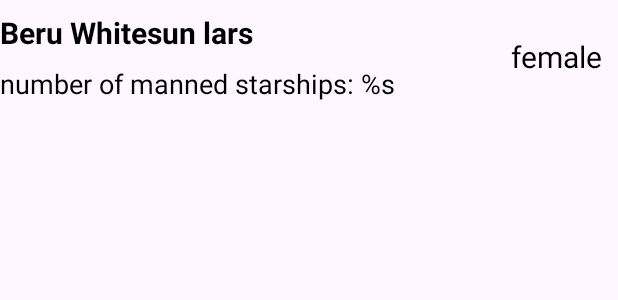
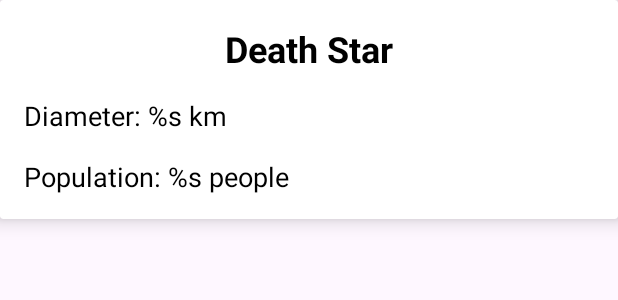
Before and after one commit to passerby29/MontekristTestProject, an Android app: the layout item_planet_info.xml on its own in the app's theme, with its tools: preview values and no code run, on a phone screen of 412 x 824 dp. Shown: the top 300 px of the screen. Run offline under Robolectric (Android 15) with nearby library versions, the phone set to English and light mode, and no system bars.

Commit message:
finished showing data to rv

```diff
--- a/app/src/main/java/dev/passerby/montekristtestproject/presentation/adapters/PersonInfoAdapter.kt
+++ b/app/src/main/java/dev/passerby/montekristtestproject/presentation/adapters/person/PersonInfoAdapter.kt
@@ -1,4 +1,4 @@
-package dev.passerby.montekristtestproject.presentation.adapters
+package dev.passerby.montekristtestproject.presentation.adapters.person
 
 import android.content.Context
 import android.view.LayoutInflater
--- a/app/src/main/java/dev/passerby/montekristtestproject/presentation/adapters/PersonInfoDiffCallback.kt
+++ b/app/src/main/java/dev/passerby/montekristtestproject/presentation/adapters/person/PersonInfoDiffCallback.kt
@@ -1,4 +1,4 @@
-package dev.passerby.montekristtestproject.presentation.adapters
+package dev.passerby.montekristtestproject.presentation.adapters.person
 
 import androidx.recyclerview.widget.DiffUtil
 import dev.passerby.montekristtestproject.domain.models.PersonInfo
--- a/app/src/main/java/dev/passerby/montekristtestproject/presentation/adapters/PersonInfoViewHolder.kt
+++ b/app/src/main/java/dev/passerby/montekristtestproject/presentation/adapters/person/PersonInfoViewHolder.kt
@@ -1,4 +1,4 @@
-package dev.passerby.montekristtestproject.presentation.adapters
+package dev.passerby.montekristtestproject.presentation.adapters.person
 
 import androidx.recyclerview.widget.RecyclerView
 import dev.passerby.montekristtestproject.databinding.ItemPersonInfoBinding
--- a/app/src/main/java/dev/passerby/montekristtestproject/presentation/fragments/PersonFragment.kt
+++ b/app/src/main/java/dev/passerby/montekristtestproject/presentation/fragments/PersonFragment.kt
@@ -8,7 +8,7 @@ import androidx.fragment.app.Fragment
 import androidx.lifecycle.ViewModelProvider
 import androidx.recyclerview.widget.LinearLayoutManager
 import dev.passerby.montekristtestproject.databinding.FragmentPersonBinding
-import dev.passerby.montekristtestproject.presentation.adapters.PersonInfoAdapter
+import dev.passerby.montekristtestproject.presentation.adapters.person.PersonInfoAdapter
 import dev.passerby.montekristtestproject.presentation.viewmodels.MainViewModel
 
 class PersonFragment : Fragment() {
--- a/app/src/main/res/layout/item_planet_info.xml
+++ b/app/src/main/res/layout/item_planet_info.xml
@@ -1,45 +1,54 @@
 <?xml version="1.0" encoding="utf-8"?>
-<LinearLayout xmlns:android="http://schemas.android.com/apk/res/android"
+<androidx.cardview.widget.CardView xmlns:android="http://schemas.android.com/apk/res/android"
+    xmlns:app="http://schemas.android.com/apk/res-auto"
     xmlns:tools="http://schemas.android.com/tools"
     android:layout_width="match_parent"
-    android:layout_height="wrap_content"
-    android:gravity="center"
-    android:orientation="horizontal">
+    app:cardElevation="8dp"
+    android:layout_height="wrap_content">
 
-    <LinearLayout
+    <androidx.constraintlayout.widget.ConstraintLayout
         android:layout_width="match_parent"
-        android:layout_height="wrap_content"
-        android:layout_marginVertical="8dp"
-        android:layout_marginEnd="16dp"
-        android:layout_weight="1"
-        android:orientation="vertical">
+        android:layout_height="wrap_content">
 
         <TextView
-            android:id="@+id/personNameTextView"
-            android:layout_width="wrap_content"
+            android:id="@+id/planetNameTextView"
+            android:layout_width="0dp"
             android:layout_height="wrap_content"
             android:textColor="@color/black"
-            android:textSize="20sp"
+            android:textSize="24sp"
+            android:gravity="center"
+            android:layout_margin="16dp"
             android:textStyle="bold"
-            tools:text="Beru Whitesun lars" />
+            app:layout_constraintEnd_toEndOf="parent"
+            app:layout_constraintStart_toStartOf="parent"
+            app:layout_constraintTop_toTopOf="parent"
+            tools:text="Death Star" />
 
         <TextView
-            android:id="@+id/personStarshipsTextView"
-            android:layout_width="wrap_content"
+            android:id="@+id/planetDiameterTextView"
+            android:layout_width="0dp"
             android:layout_height="wrap_content"
-            android:layout_marginTop="8dp"
+            android:layout_margin="16dp"
             android:textColor="@color/black"
             android:textSize="18sp"
-            tools:text="@string/starships_template" />
-    </LinearLayout>
+            app:layout_constraintEnd_toEndOf="parent"
+            app:layout_constraintStart_toStartOf="parent"
+            app:layout_constraintTop_toBottomOf="@+id/planetNameTextView"
+            tools:text="@string/planet_diameter_template" />
 
-    <TextView
-        android:id="@+id/personGenderTextView"
-        android:layout_width="match_parent"
-        android:layout_height="wrap_content"
-        android:layout_weight="4"
-        android:gravity="center"
-        android:textColor="@color/black"
-        android:textSize="20sp"
-        tools:text="female" />
-</LinearLayout>
+        <TextView
+            android:id="@+id/planetPopulationTextView"
+            android:layout_width="0dp"
+            android:layout_height="wrap_content"
+            android:layout_margin="16dp"
+            android:textColor="@color/black"
+            android:textSize="18sp"
+            app:layout_constraintBottom_toBottomOf="parent"
+            app:layout_constraintEnd_toEndOf="parent"
+            app:layout_constraintStart_toStartOf="parent"
+            app:layout_constraintTop_toBottomOf="@+id/planetDiameterTextView"
+            tools:text="@string/planet_population_template" />
+
+    </androidx.constraintlayout.widget.ConstraintLayout>
+
+</androidx.cardview.widget.CardView>
--- a/app/src/main/res/values/colors.xml
+++ b/app/src/main/res/values/colors.xml
@@ -2,4 +2,6 @@
 <resources>
     <color name="black">#FF000000</color>
     <color name="white">#FFFFFFFF</color>
+    <color name="text_color_add">#80393939</color>
+    <color name="text_color_main">#393939</color>
 </resources>
--- a/app/src/main/res/values/strings.xml
+++ b/app/src/main/res/values/strings.xml
@@ -1,9 +1,9 @@
 <resources>
     <string name="app_name">MontekristTestProject</string>
     <string name="starships_template">number of manned starships: %s</string>
-    <color name="text_color_add">#80393939</color>
-    <color name="text_color_main">#393939</color>
-    <string name="passengers_template">Passengers: 843342</string>
+    <string name="starship_passengers_template">Passengers: %s</string>
     <string name="starship_manufacturer_template">Manufacturer: %s</string>
     <string name="starship_model_template">Model: %s</string>
+    <string name="planet_diameter_template">Diameter: %s km</string>
+    <string name="planet_population_template">Population: %s people</string>
 </resources>
```
Also changed, not shown: app/src/main/java/dev/passerby/montekristtestproject/presentation/adapters/planet/PlanetInfoAdapter.kt (added, +40 -0 lines), app/src/main/java/dev/passerby/montekristtestproject/presentation/adapters/planet/PlanetInfoDiffCallback.kt (added, +14 -0 lines), app/src/main/java/dev/passerby/montekristtestproject/presentation/adapters/planet/PlanetInfoViewHolder.kt (added, +8 -0 lines), app/src/main/java/dev/passerby/montekristtestproject/presentation/adapters/starship/StarshipInfoAdapter.kt (added, +44 -0 lines), app/src/main/java/dev/passerby/montekristtestproject/presentation/adapters/starship/StarshipInfoDiffCallback.kt (added, +14 -0 lines), app/src/main/java/dev/passerby/montekristtestproject/presentation/adapters/starship/StarshipInfoViewHolder.kt (added, +8 -0 lines), app/src/main/java/dev/passerby/montekristtestproject/presentation/fragments/PlanetFragment.kt (+5 -5 lines), app/src/main/java/dev/passerby/montekristtestproject/presentation/fragments/StarshipFragment.kt (+5 -5 lines), app/src/main/res/layout/item_starship_info.xml (+11 -10 lines).
